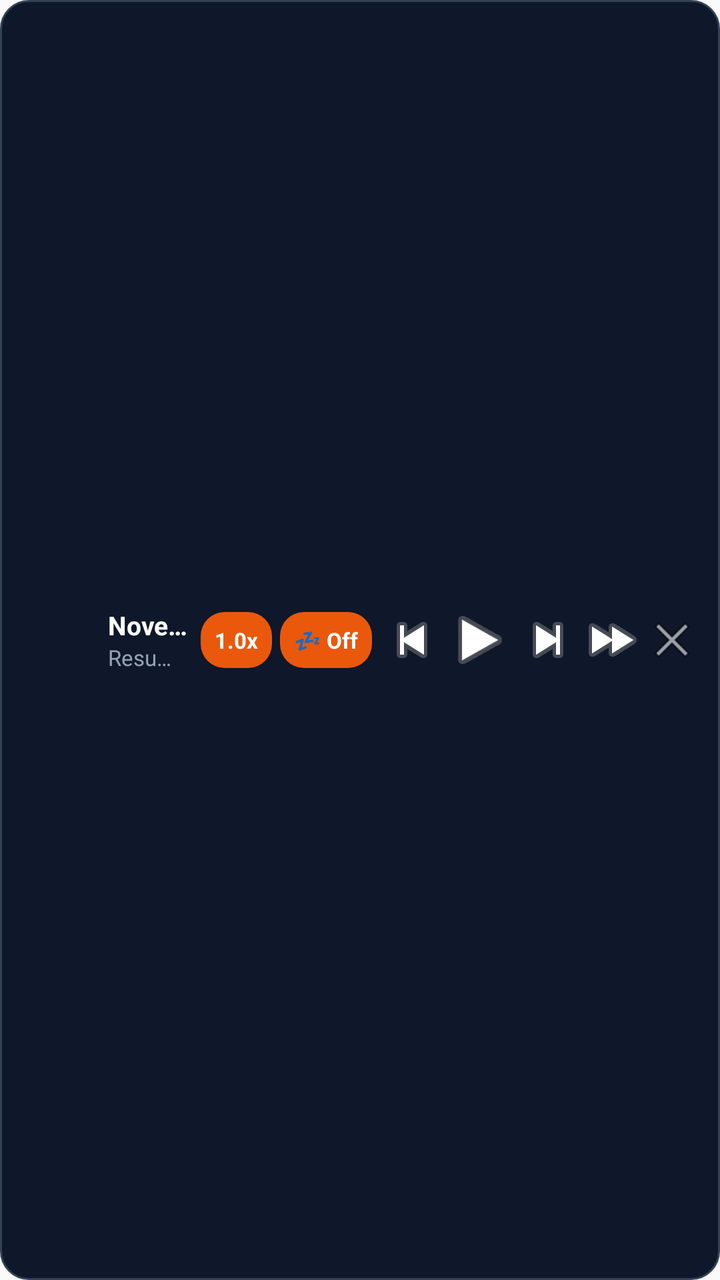
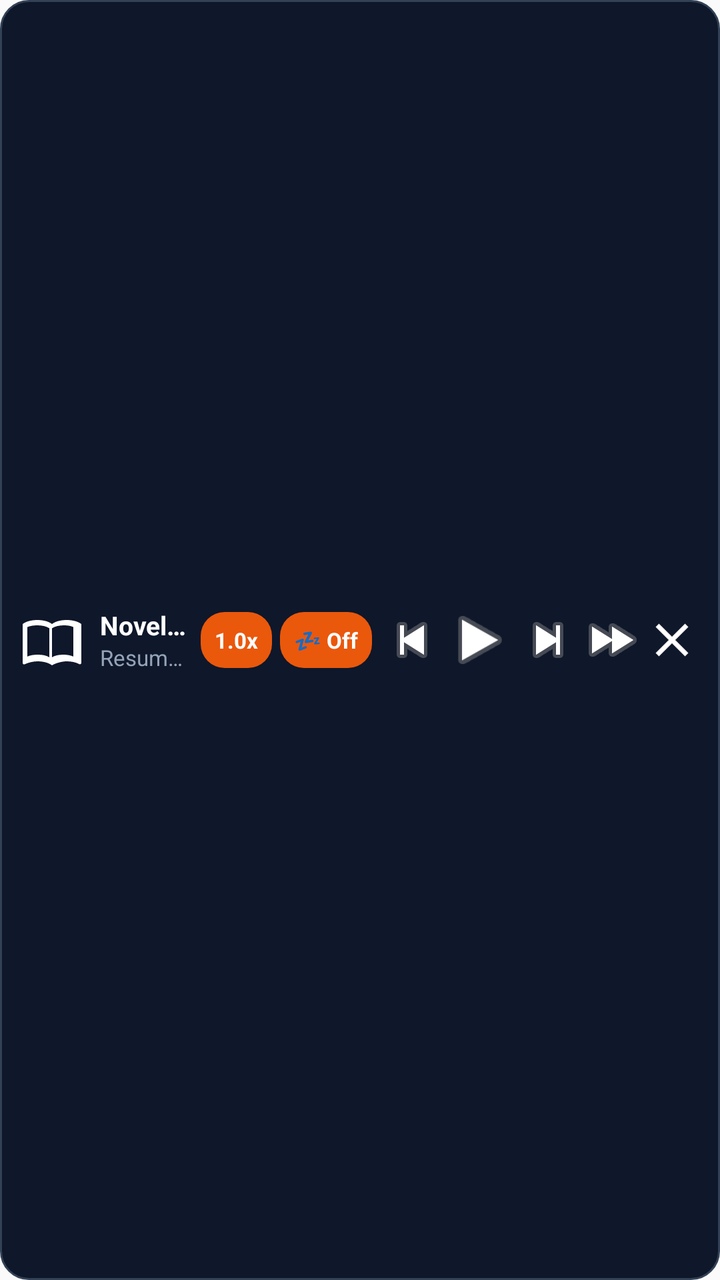

Screens rendered from an Android XML layout before and after an edit, with the pre-edit source and the edit as a unified diff.
<!-- AndroidManifest.xml: application theme Theme.NovelArrowReader -->
<!-- res/layout/notification_quick_toolbar.xml -->
<?xml version="1.0" encoding="utf-8"?>
<LinearLayout xmlns:android="http://schemas.android.com/apk/res/android"
    android:id="@+id/layout_quick_toolbar_root"
    android:layout_width="match_parent"
    android:layout_height="64dp"
    android:background="@drawable/bg_notification_toolbar"
    android:gravity="center_vertical"
    android:orientation="horizontal"
    android:paddingStart="10dp"
    android:paddingTop="6dp"
    android:paddingEnd="10dp"
    android:paddingBottom="6dp">

    
    <ImageView
        android:id="@+id/iv_toolbar_icon"
        android:layout_width="36dp"
        android:layout_height="36dp"
        android:contentDescription="NovelArrow Reader"
        android:src="@mipmap/ic_launcher" />

    
    <LinearLayout
        android:id="@+id/layout_toolbar_text"
        android:layout_width="0dp"
        android:layout_height="wrap_content"
        android:layout_marginStart="8dp"
        android:layout_marginEnd="6dp"
        android:layout_weight="1"
        android:orientation="vertical">

        <TextView
            android:id="@+id/tv_novel_title"
            android:layout_width="match_parent"
            android:layout_height="wrap_content"
            android:ellipsize="end"
            android:maxLines="1"
            android:text="NovelArrow Reader"
            android:textColor="#FFFFFF"
            android:textSize="13sp"
            android:textStyle="bold" />

        <TextView
            android:id="@+id/tv_chapter_status"
            android:layout_width="match_parent"
            android:layout_height="wrap_content"
            android:ellipsize="end"
            android:maxLines="1"
            android:text="Resume Reading"
            android:textColor="#94A3B8"
            android:textSize="11sp" />
    </LinearLayout>

    
    <LinearLayout
        android:id="@+id/layout_toolbar_actions"
        android:layout_width="wrap_content"
        android:layout_height="wrap_content"
        android:gravity="center_vertical"
        android:orientation="horizontal">

        
        <TextView
            android:id="@+id/btn_speed"
            android:layout_width="wrap_content"
            android:layout_height="28dp"
            android:layout_marginEnd="4dp"
            android:background="@drawable/bg_toolbar_pill"
            android:gravity="center"
            android:paddingStart="7dp"
            android:paddingEnd="7dp"
            android:text="1.0x"
            android:textColor="#FFFFFF"
            android:textSize="11sp"
            android:textStyle="bold" />

        
        <TextView
            android:id="@+id/btn_sleep_timer"
            android:layout_width="wrap_content"
            android:layout_height="28dp"
            android:layout_marginEnd="4dp"
            android:background="@drawable/bg_toolbar_pill"
            android:gravity="center"
            android:paddingStart="7dp"
            android:paddingEnd="7dp"
            android:text="💤 Off"
            android:textColor="#FFFFFF"
            android:textSize="11sp"
            android:textStyle="bold" />

        
        <ImageButton
            android:id="@+id/btn_prev_chap"
            android:layout_width="32dp"
            android:layout_height="32dp"
            android:background="@android:color/transparent"
            android:contentDescription="Previous Chapter"
            android:scaleType="fitCenter"
            android:src="@android:drawable/ic_media_previous" />

        
        <ImageButton
            android:id="@+id/btn_play_pause"
            android:layout_width="36dp"
            android:layout_height="36dp"
            android:background="@android:color/transparent"
            android:contentDescription="Play or Pause"
            android:scaleType="fitCenter"
            android:src="@android:drawable/ic_media_play" />

        
        <ImageButton
            android:id="@+id/btn_next_chap"
            android:layout_width="32dp"
            android:layout_height="32dp"
            android:background="@android:color/transparent"
            android:contentDescription="Next Chapter"
            android:scaleType="fitCenter"
            android:src="@android:drawable/ic_media_next" />

        
        <ImageButton
            android:id="@+id/btn_site_next"
            android:layout_width="32dp"
            android:layout_height="32dp"
            android:background="@android:color/transparent"
            android:contentDescription="Site Next Chapter"
            android:scaleType="fitCenter"
            android:src="@android:drawable/ic_media_ff" />

        
        <ImageButton
            android:id="@+id/btn_close"
            android:layout_width="28dp"
            android:layout_height="28dp"
            android:background="@android:color/transparent"
            android:contentDescription="Close Toolbar"
            android:scaleType="fitCenter"
            android:src="@android:drawable/ic_menu_close_clear_cancel" />
    </LinearLayout>

</LinearLayout>
<!-- resources referenced by this layout -->
<resources>
  <!-- drawable bg_notification_toolbar (drawable) -->
  <?xml version="1.0" encoding="utf-8"?>
  <shape xmlns:android="http://schemas.android.com/apk/res/android"
      android:shape="rectangle">
      <solid android:color="#0F172A" />
      <corners android:radius="14dp" />
      <stroke
          android:width="1dp"
          android:color="#334155" />
  </shape>
  <!-- drawable bg_toolbar_pill (drawable) -->
  <?xml version="1.0" encoding="utf-8"?>
  <shape xmlns:android="http://schemas.android.com/apk/res/android"
      android:shape="rectangle">
      <solid android:color="#EA580C" />
      <corners android:radius="12dp" />
  </shape>
  <!-- mipmap ic_launcher (mipmap-anydpi-v26) -->
  <?xml version="1.0" encoding="utf-8"?>
  <adaptive-icon xmlns:android="http://schemas.android.com/apk/res/android">
      <background android:drawable="@drawable/ic_launcher_background" />
      <foreground android:drawable="@mipmap/ic_launcher_foreground" />
  </adaptive-icon>
  <style name="Theme.NovelArrowReader" parent="android:Theme.Material.Light.NoActionBar" />
  <!-- drawable ic_launcher_background (drawable) -->
  <?xml version="1.0" encoding="utf-8"?>
  <vector xmlns:android="http://schemas.android.com/apk/res/android"
      android:width="108dp"
      android:height="108dp"
      android:viewportWidth="108"
      android:viewportHeight="108">
      <path
          android:fillColor="#120c2b"
          android:pathData="M0,0h108v108h-108z" />
  </vector>
</resources>

<!-- the commit's change to res/layout/notification_quick_toolbar.xml (unified diff, before → after) -->
@@ -14,10 +14,10 @@
     
     <ImageView
         android:id="@+id/iv_toolbar_icon"
-        android:layout_width="36dp"
-        android:layout_height="36dp"
+        android:layout_width="32dp"
+        android:layout_height="32dp"
         android:contentDescription="NovelArrow Reader"
-        android:src="@mipmap/ic_launcher" />
+        android:src="@drawable/ic_notification_toolbar" />
 
     
     <LinearLayout
@@ -137,7 +137,7 @@
             android:background="@android:color/transparent"
             android:contentDescription="Close Toolbar"
             android:scaleType="fitCenter"
-            android:src="@android:drawable/ic_menu_close_clear_cancel" />
+            android:src="@drawable/ic_notification_toolbar_close" />
     </LinearLayout>
 
 </LinearLayout>
<!-- resource entries referenced after the edit -->
@@ -17,23 +17,26 @@
       <solid android:color="#EA580C" />
       <corners android:radius="12dp" />
   </shape>
-  <!-- mipmap ic_launcher (mipmap-anydpi-v26) -->
-  <?xml version="1.0" encoding="utf-8"?>
-  <adaptive-icon xmlns:android="http://schemas.android.com/apk/res/android">
-      <background android:drawable="@drawable/ic_launcher_background" />
-      <foreground android:drawable="@mipmap/ic_launcher_foreground" />
-  </adaptive-icon>
+  <!-- drawable ic_notification_toolbar (drawable) -->
+  <vector xmlns:android="http://schemas.android.com/apk/res/android"
+      android:width="24dp"
+      android:height="24dp"
+      android:viewportWidth="24"
+      android:viewportHeight="24">
+      <path
+          android:fillColor="#FFFFFFFF"
+          android:pathData="M21,5c-1.11,-0.35 -2.33,-0.5 -3.5,-0.5 -1.95,0 -4.05,0.4 -5.5,1.5 -1.45,-1.1 -3.55,-1.5 -5.5,-1.5S2.45,4.9 1,6v14.65c0,0.25 0.25,0.5 0.5,0.5 0.1,0 0.15,-0.05 0.25,-0.05C3.1,20.45 5.05,20 6.5,20c1.95,0 4.05,0.4 5.5,1.5 1.35,-0.85 3.8,-1.5 5.5,-1.5 1.65,0 3.35,0.3 4.75,1.05 0.1,0.05 0.15,0.05 0.25,0.05 0.25,0 0.5,-0.25 0.5,-0.5V6c-0.6,-0.45 -1.25,-0.75 -2,-1zM11,18.5c-1.1,-0.75 -2.75,-1 -4.5,-1 -1.4,0 -2.75,0.25 -3.75,0.7V7.15C3.85,6.7 5.15,6.5 6.5,6.5c1.75,0 3.4,0.35 4.5,1.1V18.5zM20,18.2c-1,-0.45 -2.35,-0.7 -3.5,-0.7 -1.75,0 -3.4,0.25 -4.5,1V7.6c1.1,-0.75 2.75,-1.1 4.5,-1.1 1.35,0 2.65,0.2 3.5,0.65v11.05z"/>
+  </vector>
+  <!-- drawable ic_notification_toolbar_close (drawable) -->
+  <vector xmlns:android="http://schemas.android.com/apk/res/android"
+      android:width="24dp"
+      android:height="24dp"
+      android:viewportWidth="24"
+      android:viewportHeight="24">
+      <path
+          android:fillColor="#FFFFFFFF"
+          android:pathData="M19,6.41L17.59,5 12,10.59 6.41,5 5,6.41 10.59,12 5,17.59 6.41,19 12,13.41 17.59,19 19,17.59 13.41,12z"/>
+  </vector>
   <style name="Theme.NovelArrowReader" parent="android:Theme.Material.Light.NoActionBar" />
-  <!-- drawable ic_launcher_background (drawable) -->
-  <?xml version="1.0" encoding="utf-8"?>
-  <vector xmlns:android="http://schemas.android.com/apk/res/android"
-      android:width="108dp"
-      android:height="108dp"
-      android:viewportWidth="108"
-      android:viewportHeight="108">
-      <path
-          android:fillColor="#120c2b"
-          android:pathData="M0,0h108v108h-108z" />
-  </vector>
 </resources>
 
